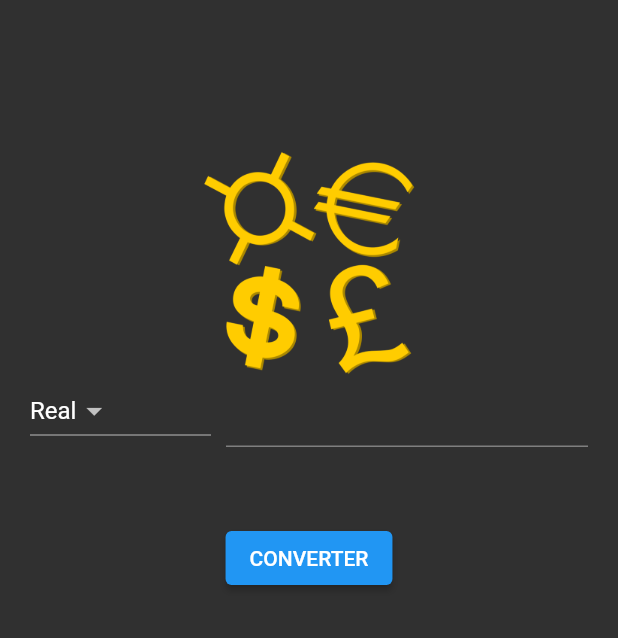
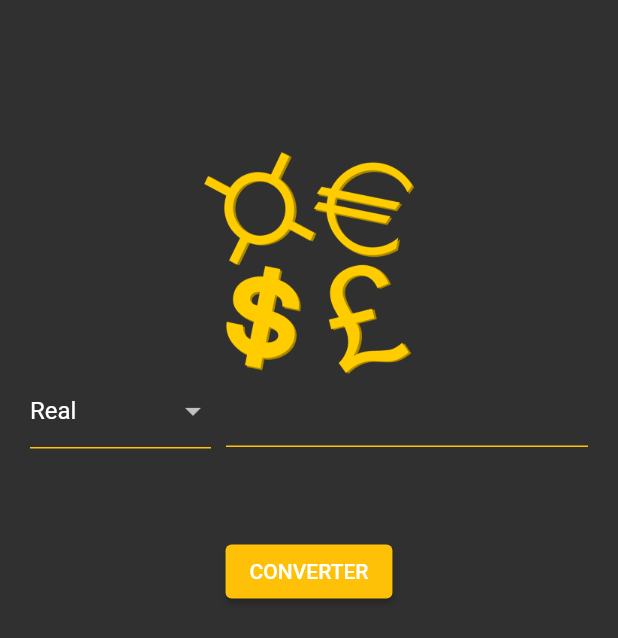
Before and after one commit to fasdacombr/Flutter, a Flutter app: the screen it shows after launch, on a phone screen of 412 x 824 dp. Shown: the top 638 px of the screen. Run offline on Flutter 3.47's test engine with Material 2 defaults, Android fonts, the light colour scheme and no system bars.

Commit message:
Alinhando os itens da View

```diff
--- a/conversor_curso/lib/app/views/home_view.dart
+++ b/conversor_curso/lib/app/views/home_view.dart
@@ -20,31 +20,61 @@ class HomeView extends StatelessWidget {
               SizedBox(
                 width: MediaQuery.of(context).size.width,
                 child: Row(
+                  crossAxisAlignment: CrossAxisAlignment.start,
                   children: [
                     Expanded(
                         flex: 1,
+                        child: SizedBox(
+                          height: 57,
                           child: DropdownButton(
+                            isExpanded: true,
+                            underline: Container(
+                              height: 1,
+                              color: Colors.amber,
+                            ),
+                            value: 0,
                             items: const [
                               DropdownMenuItem(
+                                value: 0,
                                 child: Text('Real'),
+                              ),
+                              DropdownMenuItem(
+                                child: Text('Dolar'),
+                              ),
+                              DropdownMenuItem(
+                                child: Text('Euro'),
+                              ),
+                              DropdownMenuItem(
+                                child: Text('Bitcoin'),
                               ),
                             ],
                             onChanged: (value) {},
+                          ),
                         )),
-                    SizedBox(width: 10),
-                    Expanded(
+                    const SizedBox(width: 10),
+                    const Expanded(
                       flex: 2,
                       child: TextField(
-                        decoration: InputDecoration(),
+                        decoration: InputDecoration(
+                          enabledBorder: UnderlineInputBorder(
+                            borderSide: BorderSide(color: Colors.amber),
+                          ),
+                          focusedBorder: UnderlineInputBorder(
+                            borderSide: BorderSide(color: Colors.amber),
+                          ),
+                        ),
                       ),
                     ),
                   ],
                 ),
               ),
-              SizedBox(height: 50),
+              const SizedBox(height: 50),
               ElevatedButton(
+                style: ElevatedButton.styleFrom(
+                  primary: Colors.amber,
+                ),
                 onPressed: () {},
-                child: Text('CONVERTER'),
+                child: const Text('CONVERTER'),
               )
             ],
           ),
```
Lines whose indentation alone changed are shown as unchanged.
